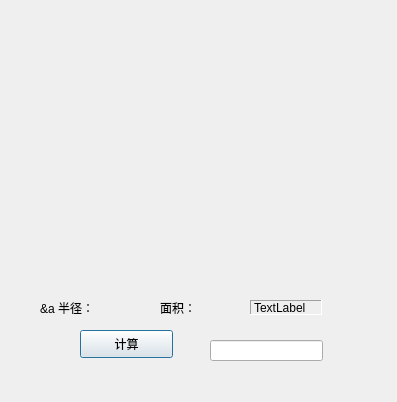
Old version of the form QT/untitled/dialog.ui in the repository LostBlackCat/JustForStudy.
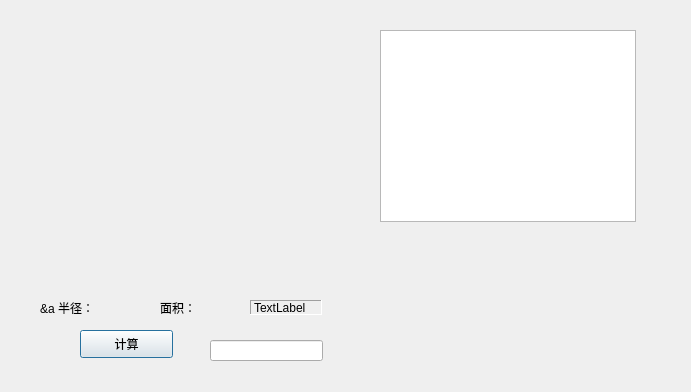
New version of the form.

Patch:
```diff
--- a/QT/untitled/dialog.ui
+++ b/QT/untitled/dialog.ui
@@ -6,8 +6,8 @@
    <rect>
     <x>0</x>
     <y>0</y>
-    <width>397</width>
-    <height>402</height>
+    <width>691</width>
+    <height>392</height>
    </rect>
   </property>
   <property name="windowTitle">
@@ -81,6 +81,16 @@
     <string>计算</string>
    </property>
   </widget>
+  <widget class="QTreeView" name="treeView">
+   <property name="geometry">
+    <rect>
+     <x>380</x>
+     <y>30</y>
+     <width>256</width>
+     <height>192</height>
+    </rect>
+   </property>
+  </widget>
  </widget>
  <layoutdefault spacing="6" margin="11"/>
  <resources/>
```
